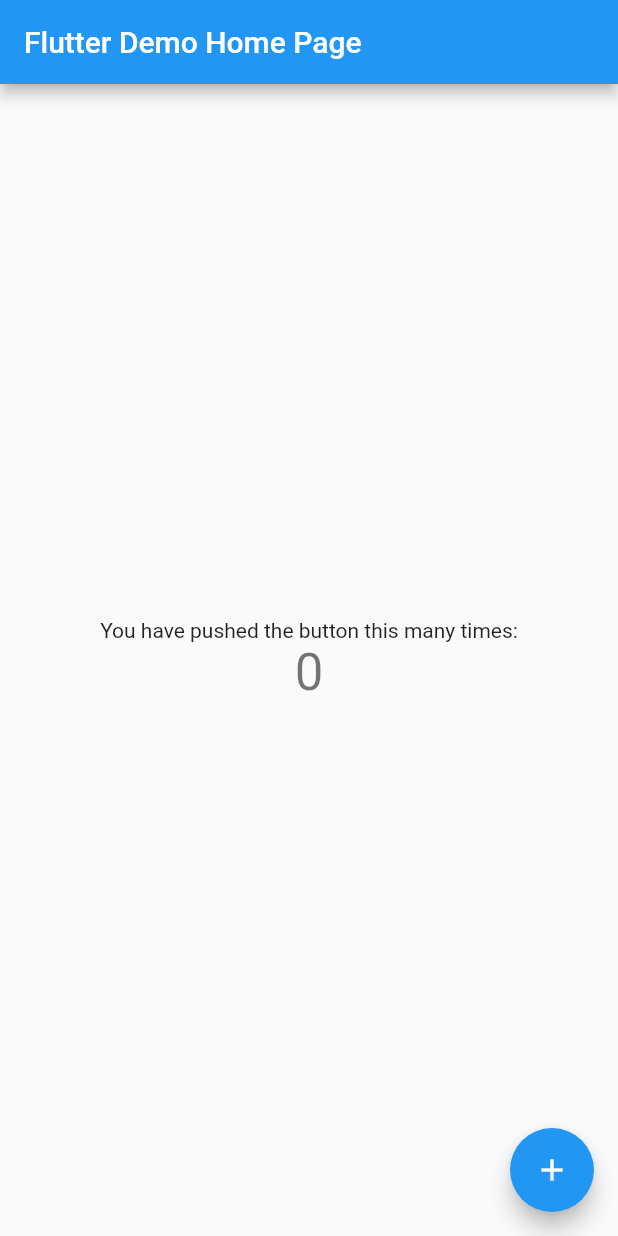
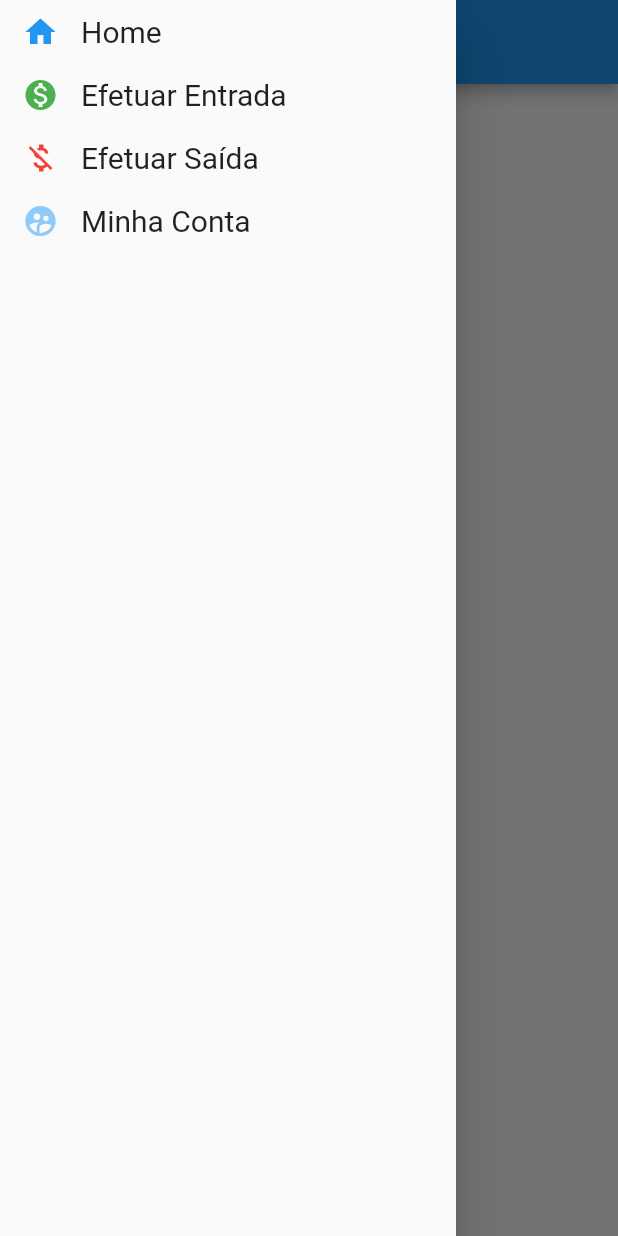
Before and after one commit to Pablo-Oliveira18/controleChapas, a Flutter app: the screen it shows after launch, with the side drawer open (before the commit the screen has no drawer), on a phone screen of 412 x 824 dp. Run offline on Flutter 3.47's test engine with Material 2 defaults, Android fonts, the phone set to English and light mode, and no system bars.

Commit message:
Drawer incio

```diff
--- /dev/null
+++ b/lib/common/drawer/custom_drawer.dart
@@ -0,0 +1,44 @@
+import 'package:flutter/material.dart';
+import 'package:sitema_chapas/common/drawer/drawer_tile.dart';
+
+class CustomDrawer extends StatelessWidget {
+  @override
+  Widget build(BuildContext context) {
+    return Drawer(
+      child: ListView(
+        children: [
+          // Inicio
+          DrawerTile(
+            iconData: Icons.home,
+            titulo: 'Home',
+            cor: Colors.blue,
+            page: 0,
+          ),
+
+          // Efetuar Entradas
+          DrawerTile(
+            iconData: Icons.monetization_on,
+            titulo: 'Efetuar Entrada',
+            cor: Colors.green,
+            page: 1,
+          ),
+
+          // Efetuar Saidas
+          DrawerTile(
+            iconData: Icons.money_off,
+            titulo: 'Efetuar Saída',
+            cor: Colors.red,
+            page: 2,
+          ),
+
+          // Minha Conta
+          DrawerTile(
+            iconData: Icons.supervised_user_circle,
+            titulo: 'Minha Conta',
+            cor: Colors.blue[200],
+          )
+        ],
+      ),
+    );
+  }
+}
--- /dev/null
+++ b/lib/common/drawer/drawer_tile.dart
@@ -0,0 +1,35 @@
+import 'package:flutter/material.dart';
+
+class DrawerTile extends StatelessWidget {
+  final IconData iconData;
+  final Color cor;
+  String titulo;
+  int page;
+
+  DrawerTile({this.iconData, this.titulo, this.cor, this.page});
+
+  @override
+  Widget build(BuildContext context) {
+    return InkWell(
+      onTap: () {},
+      child: SizedBox(
+        height: 42,
+        child: Row(
+          children: <Widget>[
+            Padding(
+              padding: const EdgeInsets.symmetric(horizontal: 15),
+              child: Icon(
+                iconData,
+                color: cor,
+              ),
+            ),
+            Text(
+              titulo,
+              style: TextStyle(fontSize: 20),
+            ),
+          ],
+        ),
+      ),
+    );
+  }
+}
--- a/lib/main.dart
+++ b/lib/main.dart
@@ -1,4 +1,5 @@
 import 'package:flutter/material.dart';
+import 'package:sitema_chapas/screen/home/home.dart';
 
 void main() {
   runApp(MyApp());
@@ -9,105 +10,12 @@
   @override
   Widget build(BuildContext context) {
     return MaterialApp(
-      title: 'Flutter Demo',
+      title: 'Controle Caixa',
       theme: ThemeData(
-        // This is the theme of your application.
-        //
-        // Try running your application with "flutter run". You'll see the
-        // application has a blue toolbar. Then, without quitting the app, try
-        // changing the primarySwatch below to Colors.green and then invoke
-        // "hot reload" (press "r" in the console where you ran "flutter run",
-        // or simply save your changes to "hot reload" in a Flutter IDE).
-        // Notice that the counter didn't reset back to zero; the application
-        // is not restarted.
         primarySwatch: Colors.blue,
       ),
-      home: MyHomePage(title: 'Flutter Demo Home Page'),
+      debugShowCheckedModeBanner: false,
+      home: Home(),
     );
   }
 }
-
-class MyHomePage extends StatefulWidget {
-  MyHomePage({Key key, this.title}) : super(key: key);
-
-  // This widget is the home page of your application. It is stateful, meaning
-  // that it has a State object (defined below) that contains fields that affect
-  // how it looks.
-
-  // This class is the configuration for the state. It holds the values (in this
-  // case the title) provided by the parent (in this case the App widget) and
-  // used by the build method of the State. Fields in a Widget subclass are
-  // always marked "final".
-
-  final String title;
-
-  @override
-  _MyHomePageState createState() => _MyHomePageState();
-}
-
-class _MyHomePageState extends State<MyHomePage> {
-  int _counter = 0;
-
-  void _incrementCounter() {
-    setState(() {
-      // This call to setState tells the Flutter framework that something has
-      // changed in this State, which causes it to rerun the build method below
-      // so that the display can reflect the updated values. If we changed
-      // _counter without calling setState(), then the build method would not be
-      // called again, and so nothing would appear to happen.
-      _counter++;
-    });
-  }
-
-  @override
-  Widget build(BuildContext context) {
-    // This method is rerun every time setState is called, for instance as done
-    // by the _incrementCounter method above.
-    //
-    // The Flutter framework has been optimized to make rerunning build methods
-    // fast, so that you can just rebuild anything that needs updating rather
-    // than having to individually change instances of widgets.
-    return Scaffold(
-      appBar: AppBar(
-        // Here we take the value from the MyHomePage object that was created by
-        // the App.build method, and use it to set our appbar title.
-        title: Text(widget.title),
-      ),
-      body: Center(
-        // Center is a layout widget. It takes a single child and positions it
-        // in the middle of the parent.
-        child: Column(
-          // Column is also a layout widget. It takes a list of children and
-          // arranges them vertically. By default, it sizes itself to fit its
-          // children horizontally, and tries to be as tall as its parent.
-          //
-          // Invoke "debug painting" (press "p" in the console, choose the
-          // "Toggle Debug Paint" action from the Flutter Inspector in Android
-          // Studio, or the "Toggle Debug Paint" command in Visual Studio Code)
-          // to see the wireframe for each widget.
-          //
-          // Column has various properties to control how it sizes itself and
-          // how it positions its children. Here we use mainAxisAlignment to
-          // center the children vertically; the main axis here is the vertical
-          // axis because Columns are vertical (the cross axis would be
-          // horizontal).
-          mainAxisAlignment: MainAxisAlignment.center,
-          children: <Widget>[
-            Text(
-              'You have pushed the button this many times:',
-            ),
-            Text(
-              '$_counter',
-              style: Theme.of(context).textTheme.headline4,
-            ),
-          ],
-        ),
-      ),
-      floatingActionButton: FloatingActionButton(
-        onPressed: _incrementCounter,
-        tooltip: 'Increment',
-        child: Icon(Icons.add),
-      ), // This trailing comma makes auto-formatting nicer for build methods.
-    );
-  }
-}
--- /dev/null
+++ b/lib/screen/home/home.dart
@@ -0,0 +1,32 @@
+import 'package:flutter/material.dart';
+import 'package:sitema_chapas/common/drawer/custom_drawer.dart';
+
+class Home extends StatelessWidget {
+  final PageController pageController = PageController();
+
+  @override
+  Widget build(BuildContext context) {
+    return PageView(
+      controller: pageController,
+      children: [
+        Scaffold(
+          appBar: AppBar(
+            title: Text('Controle de Chapas'),
+          ),
+          drawer: CustomDrawer(),
+        ),
+
+        //
+        Container(
+          child: RaisedButton(
+            onPressed: () {
+              pageController.jumpToPage(0);
+            },
+            child: Text('Page'),
+          ),
+          color: Colors.amber,
+        ),
+      ],
+    );
+  }
+}
```
